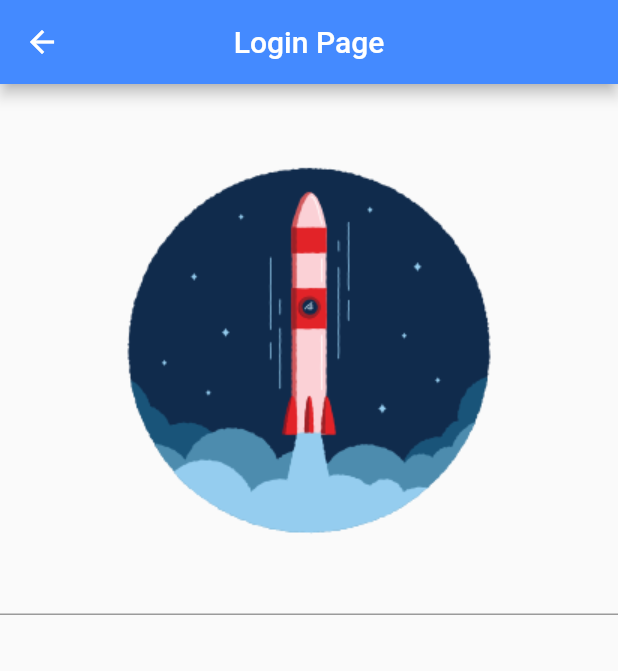
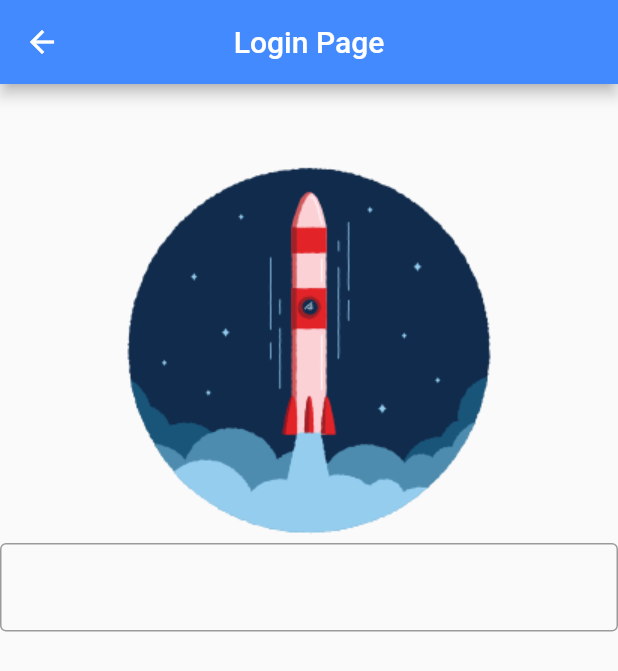
Before and after one commit to simonjv01/flutter_app_welcome, a Flutter app: the screen it shows after launch, after a tap on "Login", on a phone screen of 412 x 824 dp. Shown: the top 671 px of the screen. Run offline on Flutter 3.47's test engine with Material 2 defaults, Android fonts, the phone set to English and light mode, and no system bars.

Commit message:
input an ouline border for form field

```diff
--- a/lib/pages/login_page.dart
+++ b/lib/pages/login_page.dart
@@ -1,4 +1,7 @@
 import 'package:flutter/material.dart';
+
+TextEditingController controllerEmail = TextEditingController();
+
 
 class LoginPage extends StatelessWidget {
   const LoginPage({super.key});
@@ -16,7 +19,12 @@ class LoginPage extends StatelessWidget {
         children: [
           const SizedBox(height: 50.0),
           Image.asset('images/rocket.png'),
-          TextFormField(),
+          TextFormField(
+            controller: controllerEmail,
+            decoration: const InputDecoration(
+              border: OutlineInputBorder(),
+            ),
+          ),
         ],
       )),
     );
```
